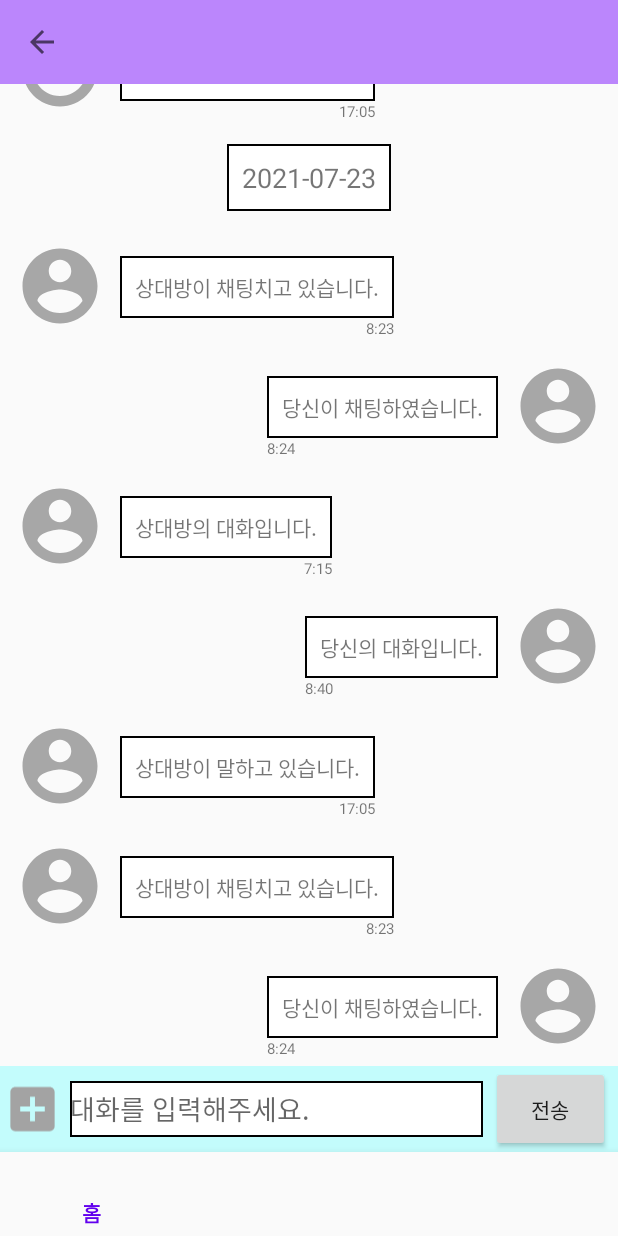
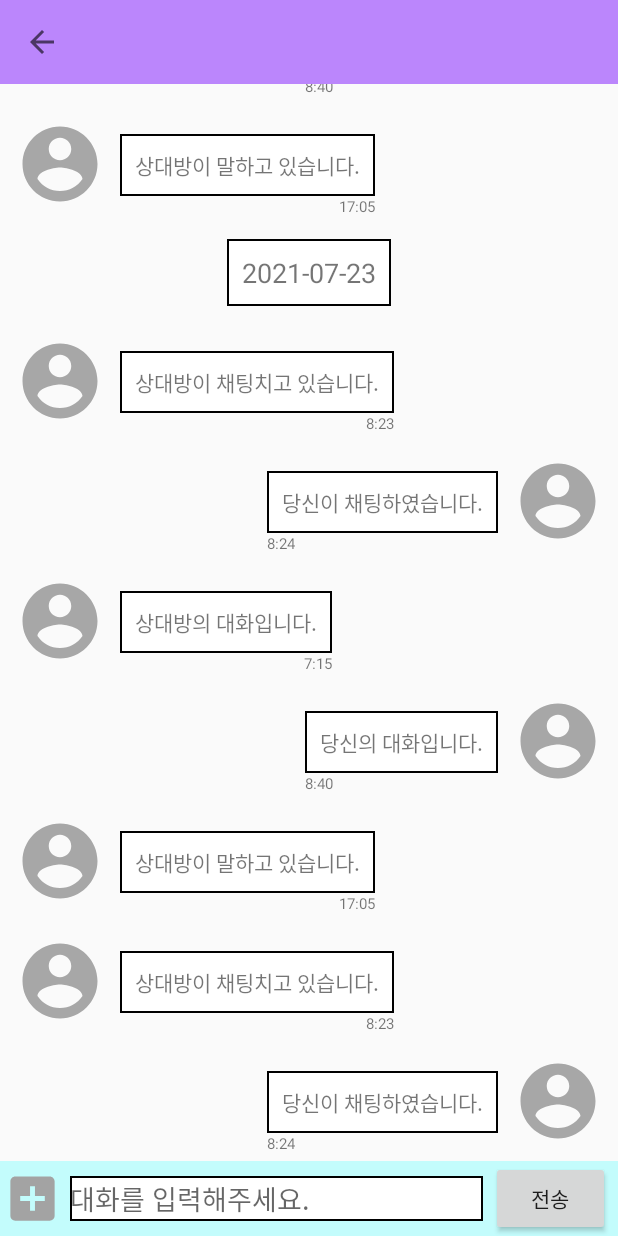
Before and after one commit to dec-gannii/Woddy, an Android app: the ChattingRoom screen opened directly, with no data from a screen before it, on a phone screen of 412 x 824 dp. Run offline under Robolectric (Android 15) with nearby library versions, the phone set to English and light mode, and no system bars.

Commit message:
Chatting room error fixed

```diff
--- a/app/src/main/java/com/example/woddy/ActivityBase.java
+++ b/app/src/main/java/com/example/woddy/ActivityBase.java
@@ -11,6 +11,8 @@ import android.view.View;
 import android.widget.FrameLayout;
 import android.widget.LinearLayout;
 import android.widget.TextView;
+
+import com.google.android.material.bottomnavigation.BottomNavigationMenuView;
 
 
 public class ActivityBase extends AppCompatActivity {
--- a/app/src/main/res/layout/activity_base.xml
+++ b/app/src/main/res/layout/activity_base.xml
@@ -30,12 +30,12 @@
         android:layout_width="match_parent"
         android:layout_height="0dp"
         android:layout_weight="1" />
-
+<!--
     <com.google.android.material.bottomnavigation.BottomNavigationView
         android:id="@+id/nav_view"
         android:layout_width="match_parent"
         android:layout_height="wrap_content"
         android:background="?android:attr/windowBackground"
         app:menu="@menu/menu_bottom"/>
-
+-->
 </LinearLayout>
--- a/app/src/main/res/layout/activity_chatting_room.xml
+++ b/app/src/main/res/layout/activity_chatting_room.xml
@@ -1,64 +1,67 @@
 <?xml version="1.0" encoding="utf-8"?>
-<LinearLayout xmlns:android="http://schemas.android.com/apk/res/android"
+<androidx.constraintlayout.widget.ConstraintLayout xmlns:android="http://schemas.android.com/apk/res/android"
     xmlns:app="http://schemas.android.com/apk/res-auto"
     xmlns:tools="http://schemas.android.com/tools"
     android:layout_width="match_parent"
     android:layout_height="match_parent"
-    tools:context=".ChattingRoom"
     android:orientation="vertical"
-    android:weightSum="25">
+    tools:context=".ChattingRoom">
 
 
     <androidx.recyclerview.widget.RecyclerView
         android:id="@+id/chatting_room_recyclerView"
         android:layout_width="match_parent"
         android:layout_height="0dp"
+        app:layout_constraintBottom_toTopOf="@+id/linearLayout4"
         app:layout_constraintEnd_toEndOf="parent"
         app:layout_constraintStart_toStartOf="parent"
-        app:layout_constraintTop_toTopOf="parent"
-        android:layout_weight="23">
+        app:layout_constraintTop_toTopOf="parent">
 
     </androidx.recyclerview.widget.RecyclerView>
 
     <LinearLayout
+        android:id="@+id/linearLayout4"
         android:layout_width="match_parent"
-        android:layout_height="0dp"
+        android:layout_height="wrap_content"
+        android:background="#55ff"
         android:orientation="horizontal"
-        android:layout_weight="2"
-        android:background="#55ff"
-        android:weightSum="20">
+        android:weightSum="20"
+        app:layout_constraintBottom_toBottomOf="parent"
+        app:layout_constraintEnd_toEndOf="parent"
+        app:layout_constraintStart_toStartOf="parent"
+        app:layout_constraintTop_toBottomOf="@+id/chatting_room_recyclerView">
 
 
         <ImageView
             android:id="@+id/btn_plus"
             android:layout_width="0dp"
-            android:layout_height="match_parent"
+            android:layout_height="50dp"
+            android:layout_marginLeft="2dp"
+            android:layout_marginRight="5dp"
             android:layout_weight="2"
-            app:srcCompat="@drawable/ic_baseline_add_box_24"
-            android:layout_marginLeft="2dp"
-            android:layout_marginRight="5dp"/>
+            app:srcCompat="@drawable/ic_baseline_add_box_24" />
 
 
         <EditText
             android:id="@+id/edt_input_conversation"
             android:layout_width="0dp"
             android:layout_height="match_parent"
-            android:layout_weight="14"
             android:layout_marginTop="10dp"
             android:layout_marginBottom="10dp"
-            android:inputType="text"
+            android:layout_weight="14"
+            android:background="@drawable/conversation_border"
             android:hint="대화를 입력해주세요."
-            android:background="@drawable/conversation_border"/>
+            android:inputType="text" />
 
         <Button
             android:id="@+id/btn_send"
             android:layout_width="0dp"
             android:layout_height="match_parent"
+            android:layout_marginLeft="5dp"
+            android:layout_marginRight="5dp"
             android:layout_weight="4"
-            android:text="전송"
-            android:layout_marginRight="5dp"
-            android:layout_marginLeft="5dp"/>
+            android:text="전송" />
 
     </LinearLayout>
 
-</LinearLayout>
+</androidx.constraintlayout.widget.ConstraintLayout>
```
